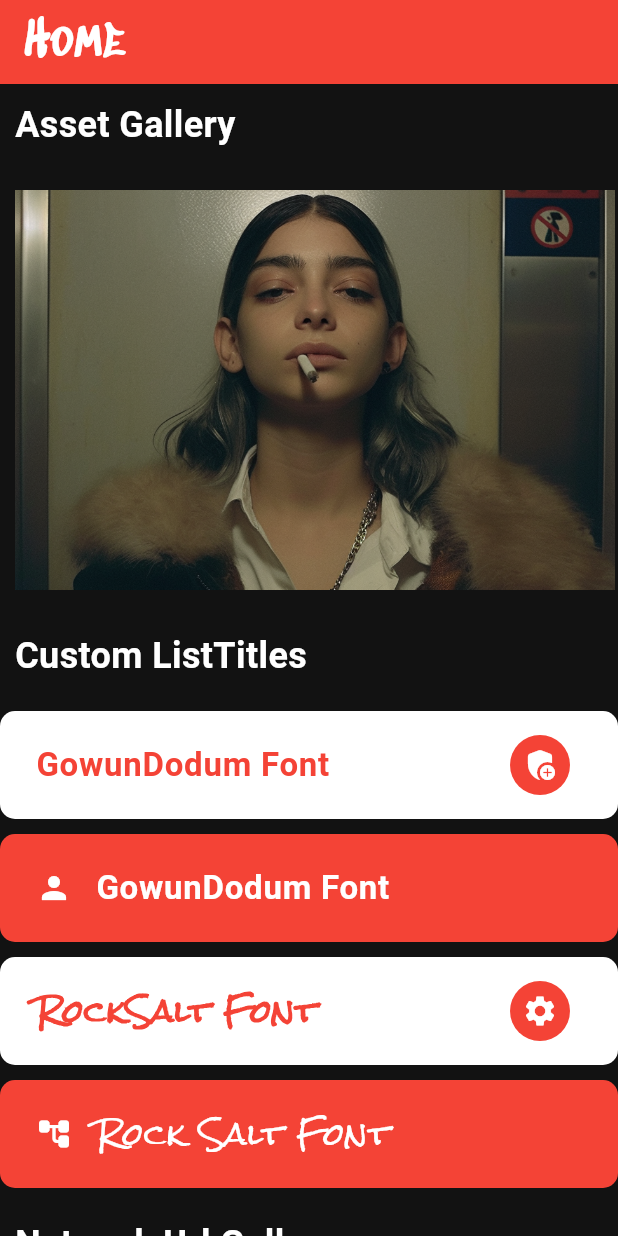
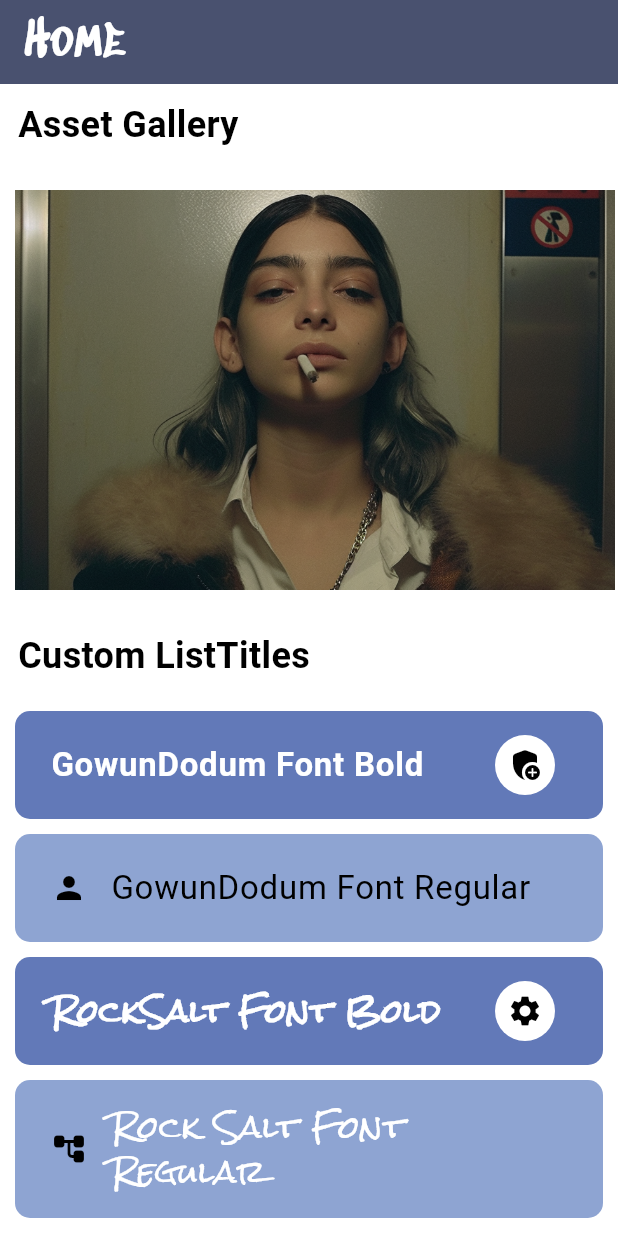
Before and after one commit to camp1047/FlutterApp1, a Flutter app: the screen it shows after launch, on a phone screen of 412 x 824 dp. Run offline on Flutter 3.47's test engine with Material 3 defaults, Android fonts, the phone set to English and light mode, and no system bars; network calls fail; Roboto replaces fonts that are missing (GowunDodum).

Commit message:
finished i think

```diff
--- a/lib/main.dart
+++ b/lib/main.dart
@@ -32,7 +32,7 @@ class HomeScreen extends StatelessWidget {
     ];
 
     return Scaffold(
-      backgroundColor: Color.fromARGB(255, 18, 18, 18),
+      backgroundColor: Color(0xFFFFFFFF),
       appBar: AppBar(
         title: Text(
           'Home',
@@ -42,11 +42,13 @@ class HomeScreen extends StatelessWidget {
               fontSize: 34,
               color: Colors.white),
         ),
-        backgroundColor: Colors.red,
+        backgroundColor: Color(0xFF49516F),
       ),
       body: ListView(
         children: [
           Container(
+            margin:
+                EdgeInsets.symmetric(horizontal: 2),
             padding: const EdgeInsets.all(10),
             child: Text(
               'Asset Gallery',
@@ -54,7 +56,7 @@ class HomeScreen extends StatelessWidget {
                 fontFamily: 'GowunDodum',
                 fontSize: 24,
                 fontWeight: FontWeight.bold,
-                color: Colors.white,
+                color: Colors.black,
               ),
             ),
           ),
@@ -79,46 +81,33 @@ class HomeScreen extends StatelessWidget {
           ),
           // SizedBox(height: 20),
           Container(
+            margin:
+                EdgeInsets.symmetric(horizontal: 2),
             padding: const EdgeInsets.all(10),
             child: Text(
               'Custom ListTitles',
               style: TextStyle(
                 fontSize: 24,
                 fontWeight: FontWeight.bold,
-                color: Colors.white,
+                color: Colors.black,
               ),
             ),
           ),
           SizedBox(height: 10),
           Container(
+            margin:
+                EdgeInsets.symmetric(horizontal: 10),
             decoration: BoxDecoration(
-              color: Colors.white,
+              color: Color(0xFF6279B8),
               borderRadius: BorderRadius.circular(10),
             ),
             padding: const EdgeInsets.all(8),
             child: ListTile(
               trailing: CircleAvatar(
-                  backgroundColor: Colors.red,
+                  backgroundColor: Colors.white,
                   child:
-                      Icon(Icons.add_moderator_rounded, color: Colors.white)),
-              title: Text('GowunDodum Font',
-                  style: TextStyle(
-                      fontFamily: 'GowunDodum',
-                      fontWeight: FontWeight.bold,
-                      fontSize: 22,
-                      color: Colors.red)),
-            ),
-          ),
-          SizedBox(height: 10),
-          Container(
-            decoration: BoxDecoration(
-              color: Colors.red,
-              borderRadius: BorderRadius.circular(10),
-            ),
-            padding: const EdgeInsets.all(8),
-            child: ListTile(
-              leading: Icon(Icons.person, color: Colors.white),
-              title: Text('GowunDodum Font',
+                      Icon(Icons.add_moderator_rounded, color: Colors.black)),
+              title: Text('GowunDodum Font Bold',
                   style: TextStyle(
                       fontFamily: 'GowunDodum',
                       fontWeight: FontWeight.bold,
@@ -128,37 +117,63 @@ class HomeScreen extends StatelessWidget {
           ),
           SizedBox(height: 10),
           Container(
+            margin:
+                EdgeInsets.symmetric(horizontal: 10),
             decoration: BoxDecoration(
-              color: Colors.white,
+              color: Color(0xFFF8EA4D2),
+              borderRadius: BorderRadius.circular(10),
+            ),
+            padding: const EdgeInsets.all(8),
+            child: ListTile(
+              leading: Icon(Icons.person, color: Colors.black),
+              title: Text(
+                'GowunDodum Font Regular',
+                style: TextStyle(
+                    fontFamily: 'GowunDodum',
+                    // fontWeight: FontWeight.bold,
+                    fontSize: 22,
+                    color: Colors.black),
+              ),
+            ),
+          ),
+
+          SizedBox(height: 10),
+          Container(
+            margin:
+                EdgeInsets.symmetric(horizontal: 10),
+            decoration: BoxDecoration(
+              color: Color(0xFF6279B8),
               borderRadius: BorderRadius.circular(10),
             ),
             padding: const EdgeInsets.all(8),
             child: ListTile(
               trailing: CircleAvatar(
-                  backgroundColor: Colors.red,
-                  child: Icon(Icons.settings, color: Colors.white)),
-              title: Text('RockSalt Font',
+                  backgroundColor: Colors.white,
+                  child: Icon(Icons.settings, color: Colors.black)),
+              title: Text('RockSalt Font Bold',
                   style: TextStyle(
                       fontFamily: 'RockSalt',
                       fontWeight: FontWeight.bold,
                       fontSize: 20,
-                      color: Colors.red)),
+                      color: Colors.white)),
             ),
           ),
           SizedBox(height: 10),
           Container(
+            margin:
+                EdgeInsets.symmetric(horizontal: 10),
             decoration: BoxDecoration(
-              color: Colors.red,
+              color: Color(0xFFF8EA4D2),
               borderRadius: BorderRadius.circular(10),
             ),
             padding: const EdgeInsets.all(8),
             child: ListTile(
               leading: Icon(
                 Icons.account_tree_rounded,
-                color: Colors.white,
+                color: Colors.black,
               ),
               title: Text(
-                'Rock Salt Font',
+                'Rock Salt Font Regular',
                 style: TextStyle(
                   fontFamily: 'RockSalt',
                   fontSize: 20,
@@ -169,13 +184,15 @@ class HomeScreen extends StatelessWidget {
           ),
           SizedBox(height: 10),
           Container(
+            margin:
+                EdgeInsets.symmetric(horizontal: 2),
             padding: const EdgeInsets.all(10),
             child: Text(
               'Network Url Gallery',
               style: TextStyle(
                 fontSize: 24,
                 fontWeight: FontWeight.bold,
-                color: Colors.white,
+                color: Colors.black,
               ),
             ),
           ),
```
